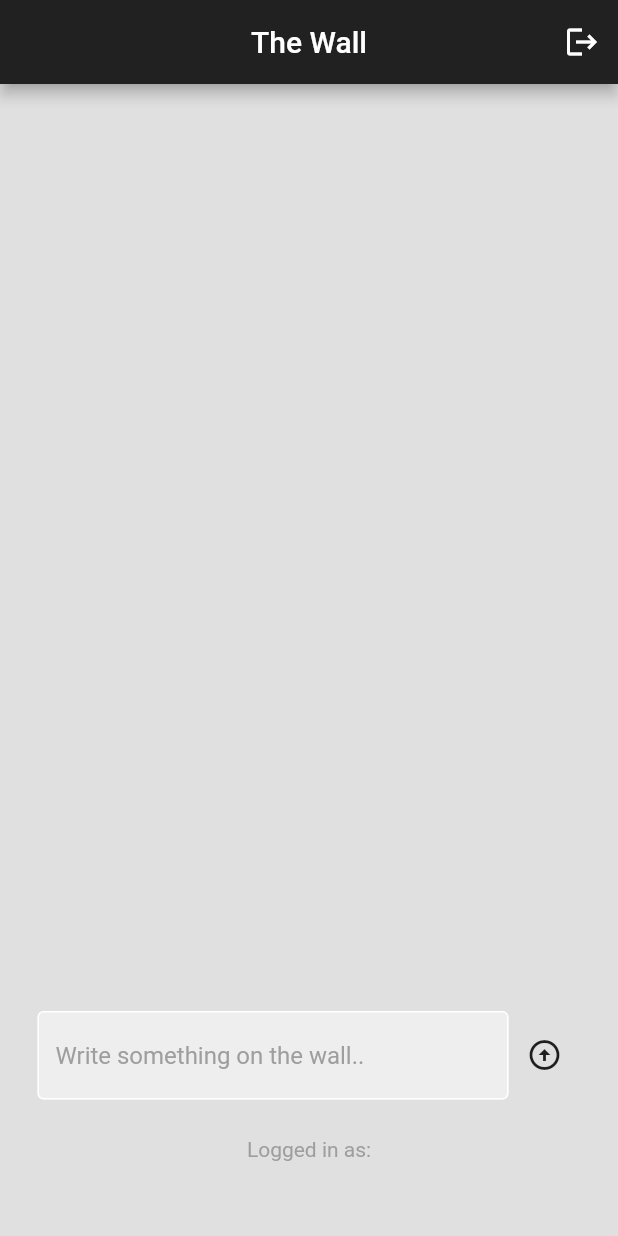
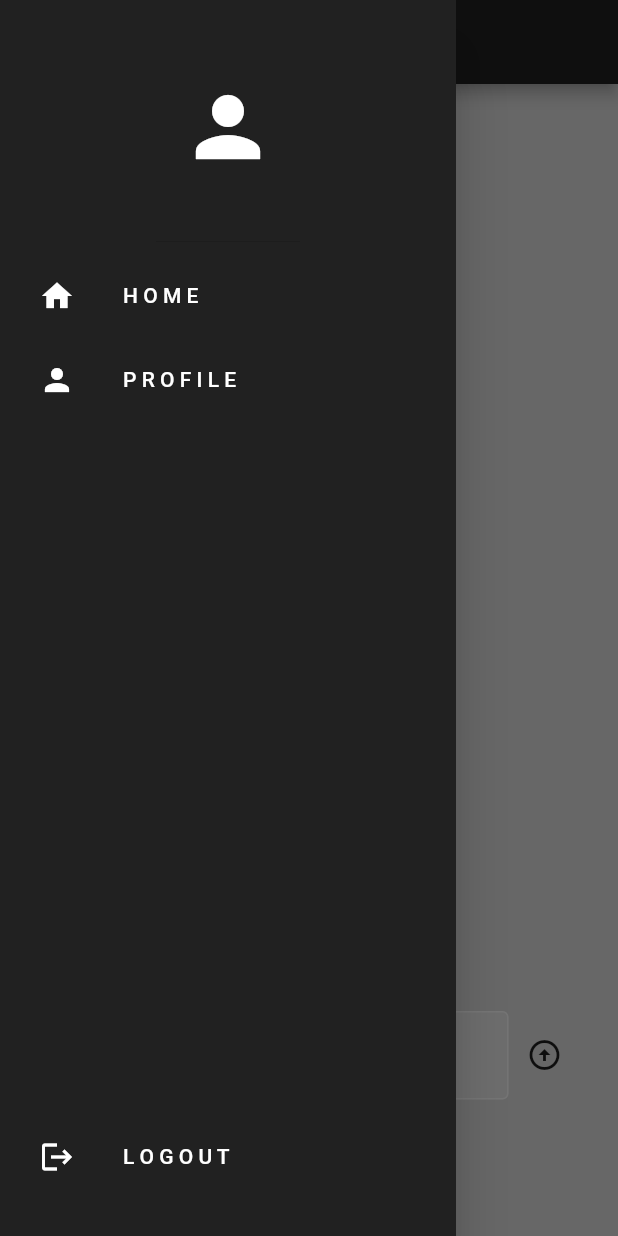
Before and after one commit to tuan-vo/social_media_app, a Flutter app: the screen it shows once a user with an empty profile is signed in, with the side drawer open (before the commit the screen has no drawer), on a phone screen of 412 x 824 dp. Run offline on Flutter 3.47's test engine with Material 2 defaults, Android fonts, the phone set to English and light mode, and no system bars; our stand-ins replace cloud_firestore, firebase_auth, firebase_core; accounts and stored records are empty.

```diff
--- /dev/null
+++ b/lib/components/drawer.dart
@@ -0,0 +1,57 @@
+import 'package:flutter/material.dart';
+import 'package:social_media_app/components/my_list_tile.dart';
+
+class MyDrawer extends StatelessWidget {
+  final void Function()? onProfileTap;
+  final void Function()? onSignOut;
+
+  const MyDrawer(
+      {super.key, required this.onProfileTap, required this.onSignOut});
+
+  @override
+  Widget build(BuildContext context) {
+    return Drawer(
+      backgroundColor: Colors.grey[900],
+      child: Column(
+        mainAxisAlignment: MainAxisAlignment.spaceBetween,
+        children: [
+          Column(
+            children: [
+              //header
+              const DrawerHeader(
+                child: Icon(
+                  Icons.person,
+                  color: Colors.white,
+                  size: 64,
+                ),
+              ),
+
+              //home list tile
+              MyListTile(
+                icon: Icons.home,
+                text: 'H O M E',
+                onTap: () => Navigator.pop(context),
+              ),
+
+              //prile list tile
+              MyListTile(
+                icon: Icons.person,
+                text: 'P R O F I L E',
+                onTap: onProfileTap,
+              ),
+            ],
+          ),
+          //logout list tile
+          Padding(
+            padding: const EdgeInsets.only(bottom: 25.0),
+            child: MyListTile(
+              icon: Icons.logout,
+              text: 'L O G O U T',
+              onTap: onSignOut,
+            ),
+          )
+        ],
+      ),
+    );
+  }
+}
--- /dev/null
+++ b/lib/components/my_list_tile.dart
@@ -0,0 +1,26 @@
+import 'package:flutter/material.dart';
+
+class MyListTile extends StatelessWidget {
+  final IconData icon;
+  final String text;
+  final Function()? onTap;
+  const MyListTile(
+      {super.key, required this.icon, required this.text, required this.onTap});
+
+  @override
+  Widget build(BuildContext context) {
+    return Padding(
+      padding: const EdgeInsets.only(left: 10.0),
+      child: ListTile(
+        onTap: onTap,
+        leading: Icon(icon, color: Colors.white),
+        title: Text(
+          text,
+          style: TextStyle(
+            color: Colors.white,
+          ),
+        ),
+      ),
+    );
+  }
+}
--- a/lib/components/wall_post.dart
+++ b/lib/components/wall_post.dart
@@ -74,6 +74,7 @@ class _WallPostState extends State<WallPost> {
               ),
               const SizedBox(height: 5),
               Text(
+
                 widget.likes.length.toString(),
                 style: const TextStyle(color: Colors.grey),
               ),
--- a/lib/pages/home_page.dart
+++ b/lib/pages/home_page.dart
@@ -1,8 +1,10 @@
 import 'package:cloud_firestore/cloud_firestore.dart';
 import 'package:firebase_auth/firebase_auth.dart';
 import 'package:flutter/material.dart';
+import 'package:social_media_app/components/drawer.dart';
 import 'package:social_media_app/components/text_field.dart';
 import 'package:social_media_app/components/wall_post.dart';
+import 'package:social_media_app/pages/profile_page.dart';
 
 class HomePage extends StatefulWidget {
   const HomePage({super.key});
@@ -39,6 +41,18 @@ class _HomePageState extends State<HomePage> {
     });
   }
 
+  // navigate to prifile page
+  void goToProfilePage() {
+    // pop menu drawer
+    Navigator.pop(context);
+    // go to profile page
+    Navigator.push(
+        context,
+        MaterialPageRoute(
+          builder: (context) => ProfilePage(),
+        ));
+  }
+
   @override
   Widget build(BuildContext context) {
     return Scaffold(
@@ -47,13 +61,14 @@ class _HomePageState extends State<HomePage> {
         centerTitle: true,
         title: const Text("The Wall"),
         backgroundColor: Colors.grey[900],
-        actions: [
-          IconButton(
-            onPressed: signOut,
-            icon: const Icon(Icons.logout),
-          ),
-        ],
+        // actions: [
+        //   IconButton(
+        //     onPressed: signOut,
+        //     icon: const Icon(Icons.logout),
+        //   ),
+        // ],
       ),
+      drawer: MyDrawer(onProfileTap: goToProfilePage, onSignOut: signOut),
       body: Center(
         child: Column(
           children: [
```
Also changed, not shown: lib/components/text_box.dart (added, +50 -0 lines), lib/pages/profile_page.dart (added, +155 -0 lines), lib/pages/register_page.dart (+14 -1 lines).
